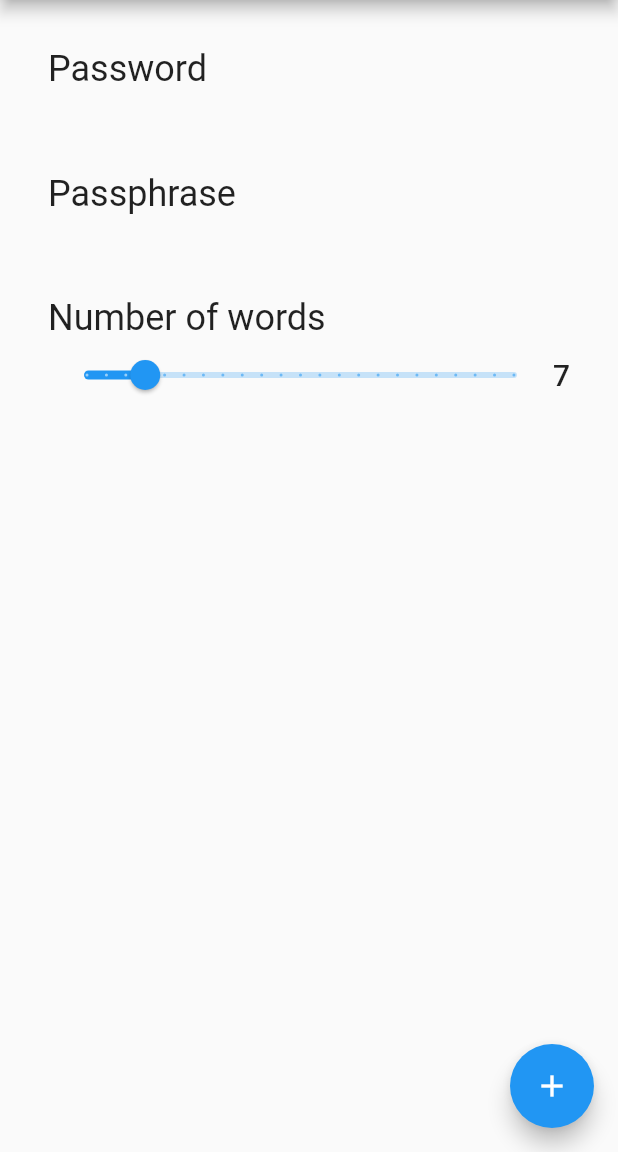
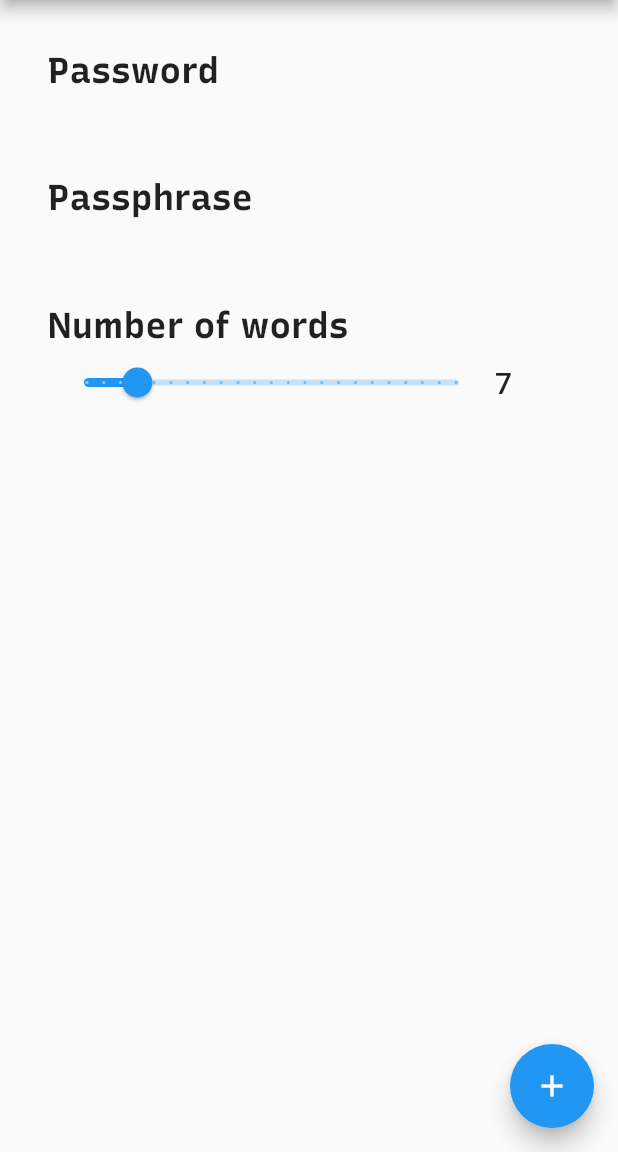
Before and after one commit to asimihsan/ezmempass, a Flutter app: the screen it shows after launch, on a phone screen of 412 x 824 dp, the part 84-1236 px from its top. Run offline on Flutter 3.47's test engine with Material 2 defaults, Android fonts, the light colour scheme and no system bars.

Commit message:
flutter_app - custom fonts

```diff
--- a/flutter_app/lib/main.dart
+++ b/flutter_app/lib/main.dart
@@ -73,12 +73,14 @@ class _MyHomePageState extends State<MyHomePage> {
     // ------------------------------------------------------------------------
     final Widget passwordLabel = Text(
       "Password",
-      style: Theme.of(context).textTheme.headline,
+      style: Theme.of(context).textTheme.headline.copyWith(
+          fontFamily: 'RecursiveSansLinear'),
     );
     final Widget passwordValue = Expanded(
       child: SelectableText(
         _password,
-        style: Theme.of(context).textTheme.title,
+        style: Theme.of(context).textTheme.title.copyWith(
+            fontFamily: 'RecursiveMonoCasual'),
       )
     );
     final Widget passwordContainer = Container(
@@ -105,12 +107,14 @@ class _MyHomePageState extends State<MyHomePage> {
     // ------------------------------------------------------------------------
     final Widget passphraseLabel = Text(
       "Passphrase",
-      style: Theme.of(context).textTheme.headline,
+      style: Theme.of(context).textTheme.headline.copyWith(
+          fontFamily: 'RecursiveSansLinear'),
     );
     final Widget passphraseValue = Expanded(
       child: SelectableText(
         _passphrase,
-        style: Theme.of(context).textTheme.title,
+        style: Theme.of(context).textTheme.title.copyWith(
+            fontFamily: 'RecursiveMonoCasual'),
       )
     );
     final Widget passphraseContainer = Container(
@@ -137,7 +141,8 @@ class _MyHomePageState extends State<MyHomePage> {
     // ------------------------------------------------------------------------
     final Widget numberOfWordsLabel = Text(
       "Number of words",
-      style: Theme.of(context).textTheme.headline,
+      style: Theme.of(context).textTheme.headline.copyWith(
+          fontFamily: 'RecursiveSansLinear'),
     );
     final double minPassphraseLength = 4.0;
     final double maxPassphraseLength = 25.0;
@@ -156,9 +161,12 @@ class _MyHomePageState extends State<MyHomePage> {
         },
       )
     );
-    final Widget numberOfWordsSliderValue = Text(
-      '$_passphraseLength',
-      style: Theme.of(context).textTheme.title,
+    final Widget numberOfWordsSliderValue = Container(
+      width: 50.0,
+      child: Text(
+        '$_passphraseLength',
+        style: Theme.of(context).textTheme.title,
+      )
     );
     final Widget numberOfWordsContainer = Container(
         padding: const EdgeInsets.fromLTRB(32, 0, 32, 32),
```
Also changed, not shown: flutter_app/pubspec.yaml (+9 -0 lines), flutter_app/assets/Recursive-Mono-Casual-Regular.otf (added), flutter_app/assets/Recursive-Sans-Linear-Bold.otf (added), flutter_app/assets/Recursive-Sans-Linear-Medium.otf (added).
